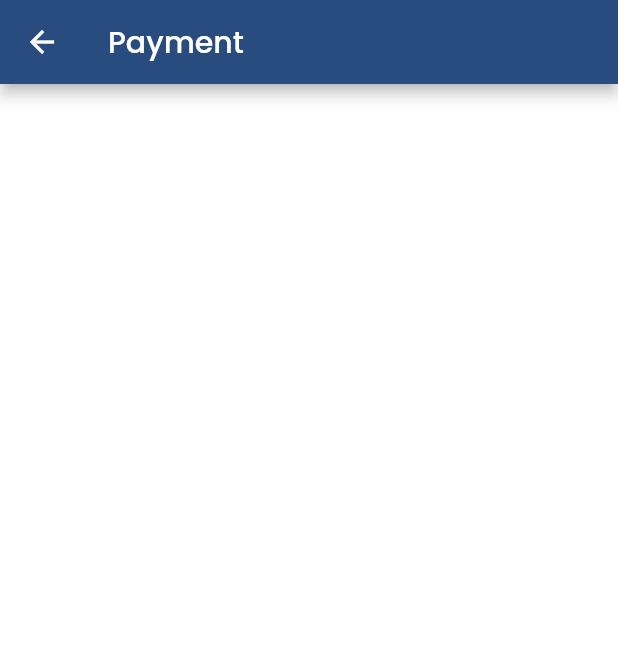
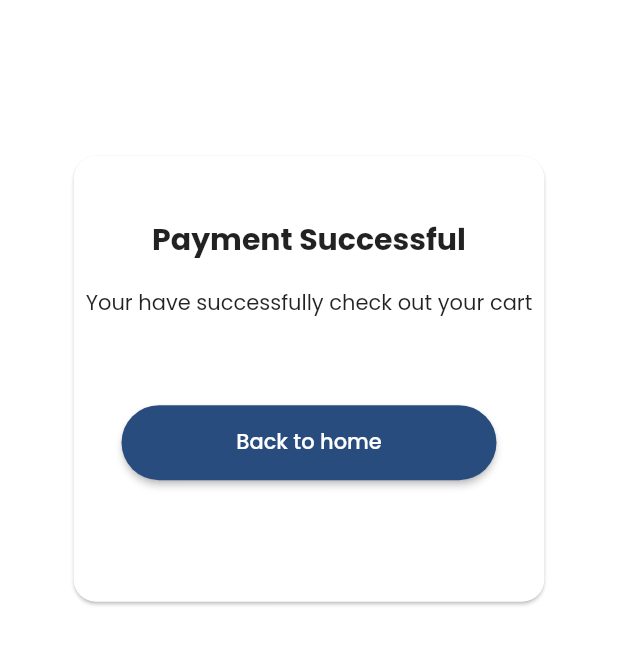
Before and after one commit to ZoraizEjaz/xenShop, a Flutter app: the PaymentPage screen opened by its route, on a phone screen of 412 x 824 dp. Shown: the top 645 px of the screen. Run offline on Flutter 3.47's test engine with Material 2 defaults, Android fonts, the phone set to English and light mode, and no system bars; our stand-ins replace badges, bloc, connectivity_plus, equatable, flutter_bloc, google_fonts and 1 more; accounts and stored records are empty; network calls fail.

Commit message:
Payment
Successful transaction screen UI added and navigation handled

```diff
--- a/lib/constants/string_constants.dart
+++ b/lib/constants/string_constants.dart
@@ -11,3 +11,4 @@ const String cartScreenName = "Cart";
 const String addToCart = "Add Cart";
 const String categoryLbl = "Category";
 const String checkOutLbl = "Check Out";
+const String backToHomeLbl = "Back to home";
--- a/lib/modules/categories/screens/category_page.dart
+++ b/lib/modules/categories/screens/category_page.dart
@@ -7,7 +7,6 @@ import 'package:flutter_bloc/flutter_bloc.dart';
 import 'package:xenshop/modules/categories/widget/category_item.dart';
 import 'package:xenshop/modules/shopping_cart/bloc/cart_bloc.dart';
 import 'package:xenshop/utils/helpers/internet/internet_cubit.dart';
-import 'package:badges/badges.dart';
 
 class CategoryPage extends StatefulWidget {
   const CategoryPage({Key? key}) : super(key: key);
--- a/lib/modules/payment/screens/payment_page.dart
+++ b/lib/modules/payment/screens/payment_page.dart
@@ -1,19 +1,50 @@
 import 'package:flutter/material.dart';
 import 'package:xenshop/constants/colors_constants.dart';
 import 'package:xenshop/constants/string_constants.dart';
+import 'package:xenshop/utils/ui/custom_elevated_button.dart';
 
 class PaymentPage extends StatelessWidget {
   const PaymentPage({Key? key}) : super(key: key);
 
   @override
   Widget build(BuildContext context) {
+    final size = MediaQuery.of(context).size;
     return Scaffold(
-      appBar: AppBar(title : const Text(paymentScreenName), backgroundColor: primaryColorDark),
-      body: Column(
-        children: [
-
-        ],
-      ),
+      // appBar: AppBar(title : const Text(paymentScreenName), backgroundColor: primaryColorDark),
+      backgroundColor: appBackgroundColor,
+      body: Scaffold(
+        body: Container(
+          height: size.height/2.7,
+          margin: const EdgeInsets.fromLTRB(10.0, 100, 10.0, 0),
+          child: Align(
+            alignment: Alignment.center,
+            child: Card(
+              shape:
+              RoundedRectangleBorder(borderRadius: BorderRadius.circular(15.0)),
+              child: Padding(
+                padding: const EdgeInsets.all(8),
+                child: Column(
+                  children: <Widget>[
+                    SizedBox(height: size.height * 0.04,),
+                    const Text('Payment Successful', style: TextStyle(fontSize: 20, fontWeight: FontWeight.bold),),
+                    SizedBox(height: size.height * 0.02,),
+                    const Text('Your have successfully check out your cart'),
+                    SizedBox(height: size.height * 0.07,),
+                    CustomElevatedButton(
+                        text: backToHomeLbl,
+                        width: 250.0,
+                        height: 50,
+                        buttonColor: primaryColorDark,
+                        onPressed: (){
+                          Navigator.of(context).pushNamedAndRemoveUntil('/', (route) => false);
+                        }),
+                  ],
+                ),
+              ),
+            ),
+          ),
+        ),
+      )
     );
   }
 }
--- a/lib/modules/shopping_cart/screens/cart_page.dart
+++ b/lib/modules/shopping_cart/screens/cart_page.dart
@@ -35,7 +35,6 @@ class _CartPageState extends State<CartPage> {
                   if(state.status == CartStatus.deleteSuccess){
                     showSnackBarMessage(context, 'Successfully delete product from cart!');
                   }
-
                   _cartBloc.add(ChangeStateCart());
                 },
                 builder: (context,state){
--- a/lib/modules/shopping_cart/widget/cart_item.dart
+++ b/lib/modules/shopping_cart/widget/cart_item.dart
@@ -21,10 +21,9 @@ class CartItem extends StatelessWidget {
               'Date : ',
               style: TextStyle(fontWeight: FontWeight.bold, fontSize: 16),
             ),
-            Text(localDate(cart.date!),  style: const TextStyle(fontSize: 16)),
+            Text(localDate(cart.date!), style: const TextStyle(fontSize: 16)),
           ],
         ),
-
         ListView.builder(
             shrinkWrap: true,
             itemCount: cart.products!.length,
@@ -32,12 +31,17 @@ class CartItem extends StatelessWidget {
               return Dismissible(
                 direction: DismissDirection.endToStart,
                 key: UniqueKey(),
-                background: Container(color: Colors.red, child: const Icon(Icons.delete, color: Colors.white)),
-                onDismissed: (direction){
-                  setState(){
+                background: Container(
+                    color: Colors.red,
+                    child: const Icon(Icons.delete, color: Colors.white)),
+                onDismissed: (direction) {
+                  setState() {
                     cart.products!.removeAt(index);
                   }
-                  context.read<CartBloc>().add(RemoveProductFromCart(cartId: cart!.id!, productId: cart.products![index].productId!));
+
+                  context.read<CartBloc>().add(RemoveProductFromCart(
+                      cartId: cart.id!,
+                      productId: cart.products![index].productId!));
                 },
                 child: CartRow(products: cart.products![index]),
               );
```
Also changed, not shown: 1 other file.
